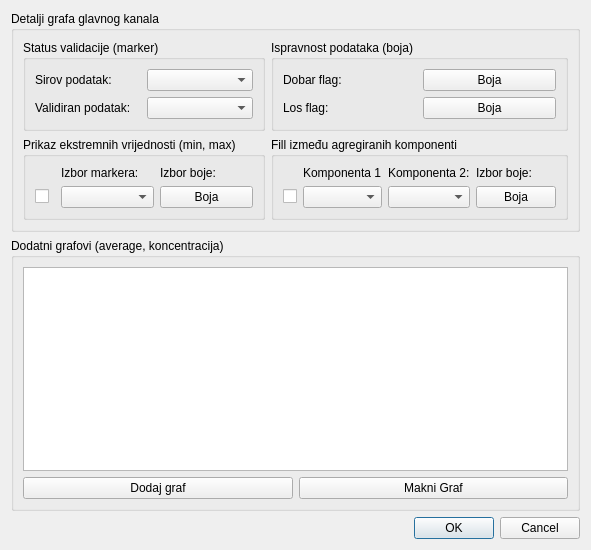
This is kontrola_crtanja_grafova.ui in kluksa/kontrola-podataka as Qt 5 draws it before an edit. The edited form follows.
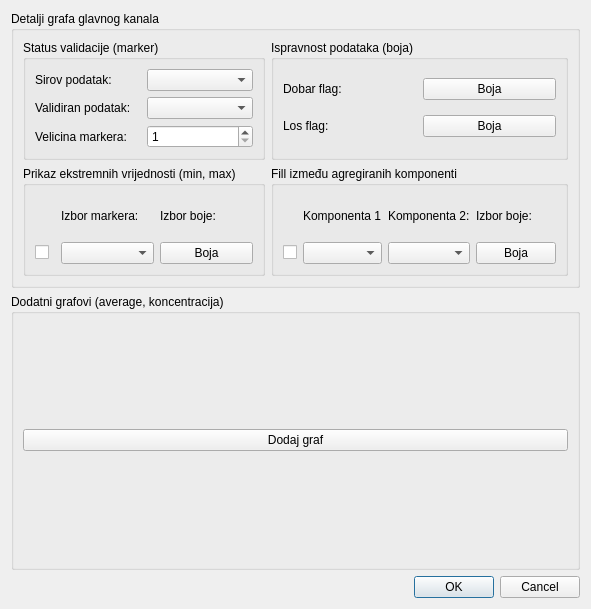
This is the edited form.

Commit message: Dodao mogucnost mjenjanja velicine markera. Donekle sredio dodavanje pomocnih grafova. Funkcionalnost je tu, kasnije, po potrebi, srediti izgled.

The edit to the form file:
```diff
--- a/kontrola_crtanja_grafova.ui
+++ b/kontrola_crtanja_grafova.ui
@@ -7,7 +7,7 @@
     <x>0</x>
     <y>0</y>
     <width>533</width>
-    <height>550</height>
+    <height>609</height>
    </rect>
   </property>
   <property name="windowTitle">
@@ -46,6 +46,23 @@
          <item row="1" column="1">
           <widget class="QComboBox" name="comboValidan"/>
          </item>
+         <item row="2" column="0">
+          <widget class="QLabel" name="label_10">
+           <property name="text">
+            <string>Velicina markera: </string>
+           </property>
+          </widget>
+         </item>
+         <item row="2" column="1">
+          <widget class="QSpinBox" name="spinBoxMarker">
+           <property name="minimum">
+            <number>1</number>
+           </property>
+           <property name="maximum">
+            <number>100</number>
+           </property>
+          </widget>
+         </item>
         </layout>
        </widget>
       </item>
@@ -198,21 +215,18 @@
      </property>
      <layout class="QVBoxLayout" name="verticalLayout">
       <item>
-       <widget class="QTableView" name="tableView"/>
-      </item>
-      <item>
-       <layout class="QHBoxLayout" name="horizontalLayout">
+       <layout class="QVBoxLayout" name="verticalLayout_3">
         <item>
-         <widget class="QPushButton" name="dodajGraf">
-          <property name="text">
-           <string>Dodaj graf</string>
+         <layout class="QVBoxLayout" name="tableViewLayout">
+          <property name="spacing">
+           <number>0</number>
           </property>
-         </widget>
+         </layout>
         </item>
         <item>
-         <widget class="QPushButton" name="makniGraf">
+         <widget class="QPushButton" name="dodajGraf">
           <property name="text">
-           <string>Makni Graf</string>
+           <string>Dodaj graf</string>
           </property>
          </widget>
         </item>
```
The commit also changes 8 other files.
